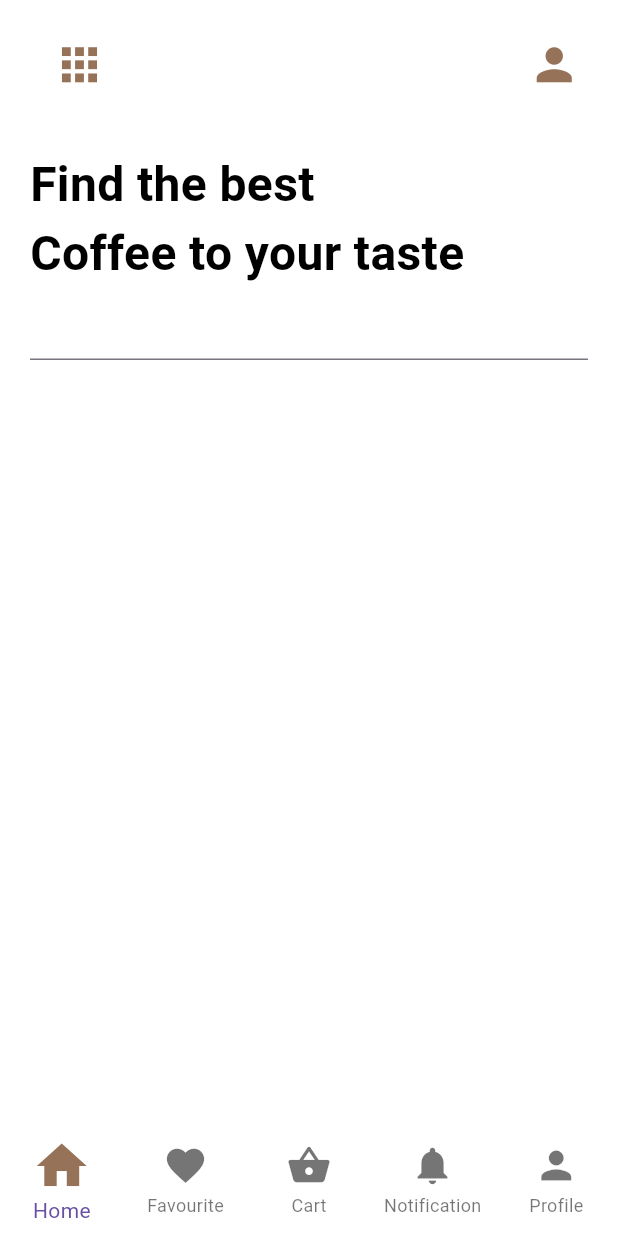
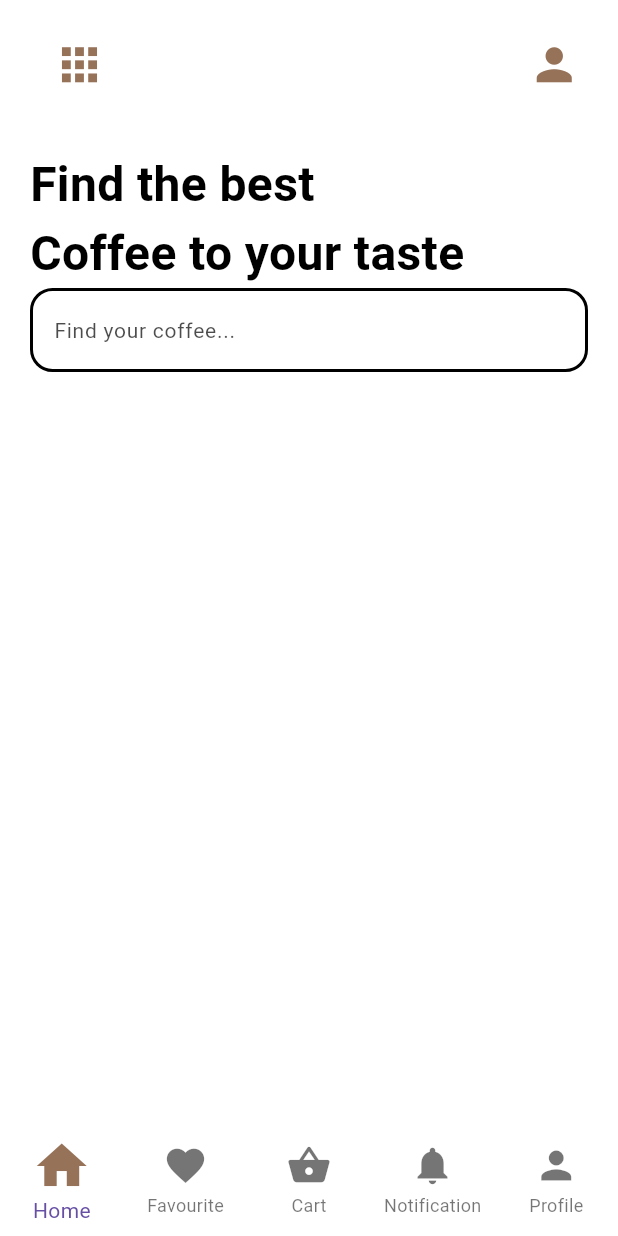
Before and after one commit to CSI-Trainee-2024/Task5_Naman_2312090, a Flutter app: the BottomNavigation screen opened directly, on a phone screen of 412 x 824 dp. Run offline on Flutter 3.47's test engine with Material 3 defaults, Android fonts, the phone set to English and light mode, and no system bars; our stand-ins replace font_awesome_flutter; Roboto replaces fonts that are missing (Poppins).

Commit message:
added the search bar

```diff
--- a/lib/screens/HomePage.dart
+++ b/lib/screens/HomePage.dart
@@ -1,3 +1,4 @@
+import 'package:coffee_app/utils/constants/colors.dart';
 import 'package:coffee_app/utils/theme/custom_theme/text_theme.dart';
 import 'package:flutter/material.dart';
 
@@ -17,9 +18,17 @@ class _homePageState extends State<homePage> {
           style: textTheme.lightTextTheme.headlineLarge,
         ),
         TextField(
-
+          decoration: InputDecoration(
+              hintText: "Find your coffee...",
+              hintStyle: textTheme.lightTextTheme.bodySmall,
+              enabledBorder: OutlineInputBorder(
+                  borderRadius: BorderRadius.circular(15),
+                  borderSide: BorderSide(width: 2)),
+              enabled: true,
+              focusedBorder: OutlineInputBorder(
+                  borderRadius: BorderRadius.circular(15),
+                  borderSide: BorderSide(color: colors.mainColor, width: 2))),
         )
-
       ],
     );
   }
--- a/lib/utils/theme/custom_theme/text_theme.dart
+++ b/lib/utils/theme/custom_theme/text_theme.dart
@@ -29,6 +29,6 @@ class textTheme {
 
     bodyLarge: const TextStyle().copyWith(fontSize: 16,fontWeight: FontWeight.w500,color: colors.primaryColor),
     bodyMedium: const TextStyle().copyWith(fontSize: 14,fontWeight: FontWeight.normal,color: colors.primaryColor),
-    bodySmall: const TextStyle().copyWith(fontSize: 14,fontWeight: FontWeight.w400,color: colors.primaryColor.withOpacity(0.7))
+    bodySmall: const TextStyle().copyWith(fontSize: 20,fontWeight: FontWeight.w400,color: colors.primaryColor.withOpacity(0.7))
   );
 }
```
